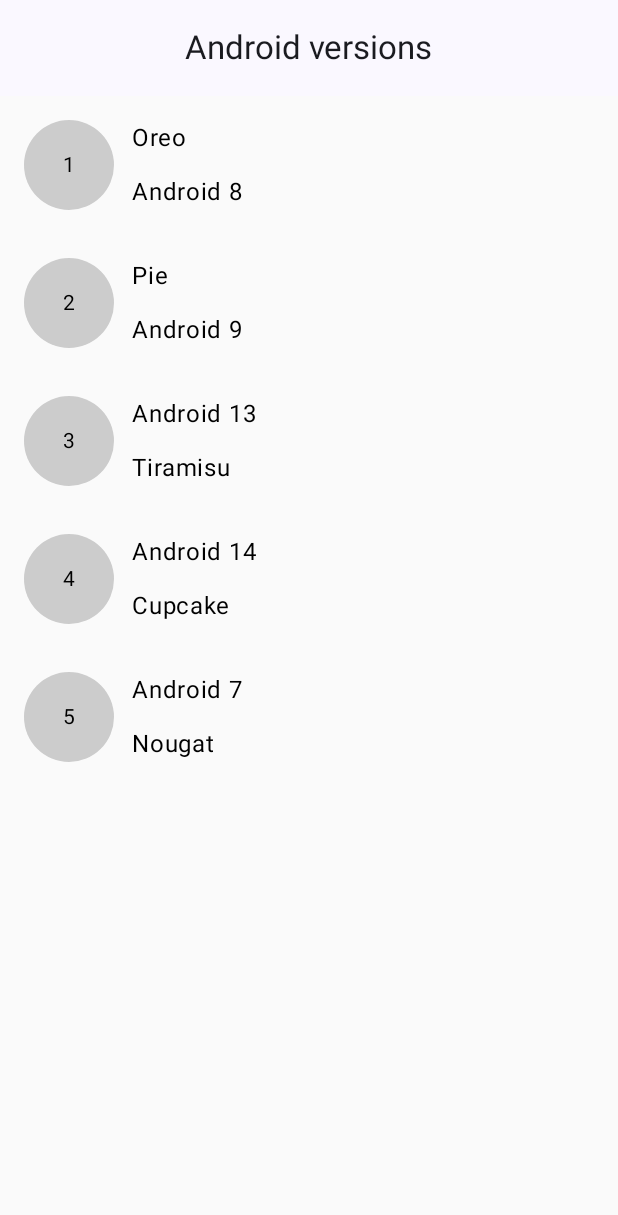
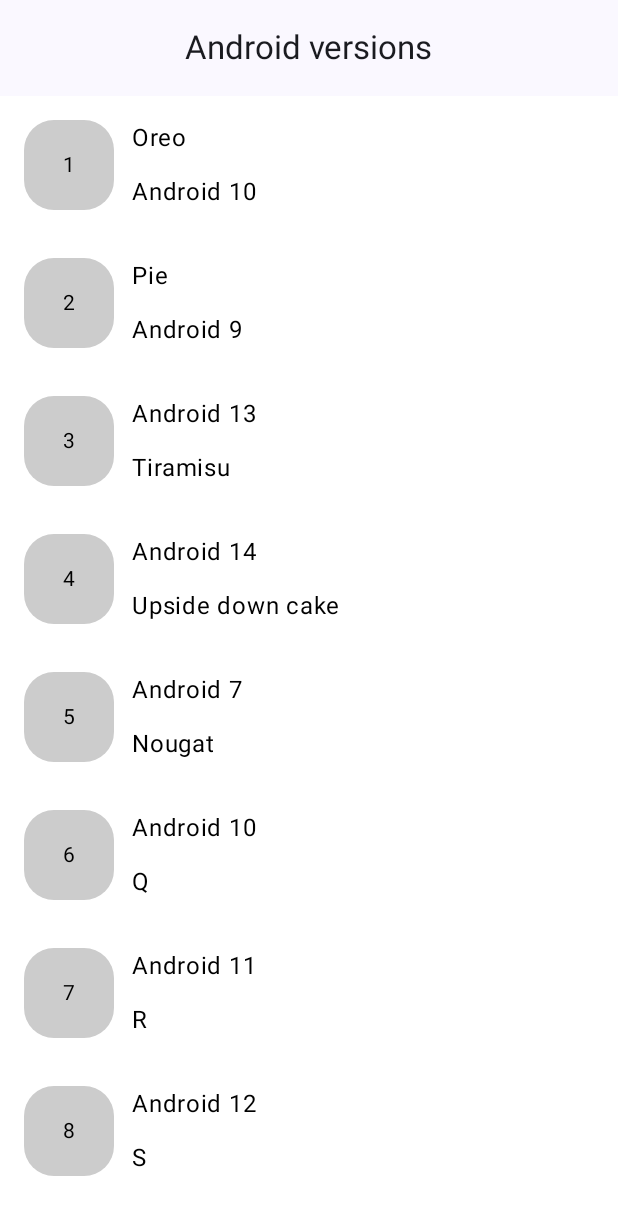
Before and after one commit to DenisGithuku/TestingInCompose, an Android app built with Jetpack Compose: the screen it shows after launch (MainActivity), on a phone screen of 412 x 824 dp. Shown: the top 1215 px of the screen. Run offline under Robolectric (Android 15) with nearby library versions, the phone set to English and light mode, and no system bars; our stand-ins replace Dagger/Hilt's generated code, accompanist.

Commit message:
setup hilt

```diff
--- a/app/src/main/AndroidManifest.xml
+++ b/app/src/main/AndroidManifest.xml
@@ -3,6 +3,7 @@
     xmlns:tools="http://schemas.android.com/tools">
 
     <application
+        android:name=".TestingInComposeApp"
         android:allowBackup="true"
         android:dataExtractionRules="@xml/data_extraction_rules"
         android:fullBackupContent="@xml/backup_rules"
--- a/app/src/main/java/com/githukudenis/testingincompose/AndroidVersionItem.kt
+++ /dev/null
@@ -1,35 +0,0 @@
-package com.githukudenis.testingincompose
-
-data class AndroidVersionItem(
-    val id: Long = 0L,
-    val title: String? = null,
-    val description: String? = null
-)
-
-val androidVersions = listOf(
-    AndroidVersionItem(
-        id = 1,
-        title = "Oreo",
-        description = "Android 8"
-    ),
-    AndroidVersionItem(
-        id = 2,
-        title = "Pie",
-        description = "Android 9"
-    ),
-    AndroidVersionItem(
-        id = 3,
-        title = "Android 13",
-        description = "Tiramisu"
-    ),
-    AndroidVersionItem(
-        id = 4,
-        title = "Android 14",
-        description = "Cupcake"
-    ),
-    AndroidVersionItem(
-        id = 5,
-        title = "Android 7",
-        description = "Nougat"
-    )
-)
--- a/app/src/main/java/com/githukudenis/testingincompose/AppNavigator.kt
+++ b/app/src/main/java/com/githukudenis/testingincompose/AppNavigator.kt
@@ -1,12 +1,13 @@
 package com.githukudenis.testingincompose
 
-import android.util.Log
 import androidx.compose.runtime.Composable
 import androidx.navigation.NavHostController
 import androidx.navigation.NavType
 import androidx.navigation.compose.NavHost
 import androidx.navigation.compose.composable
 import androidx.navigation.navArgument
+import com.githukudenis.testingincompose.views.details.VersionDetails
+import com.githukudenis.testingincompose.views.home.HomeScreen
 
 @Composable
 fun AppNavigator(
@@ -29,12 +30,13 @@ fun AppNavigator(
         }
         composable(
             route = "details/{versionId}",
-            arguments = listOf(navArgument(name = "versionId") {
-                type = NavType.LongType
-            })
-        ) { navBackStackEntry ->
-            val versionId = navBackStackEntry.arguments?.getLong("versionId") ?: return@composable
-            VersionDetails(versionId = versionId)
+            arguments = listOf(
+                navArgument(name = "versionId") {
+                    type = NavType.LongType
+                }
+            )
+        ) {
+            VersionDetails()
         }
     }
 }
--- a/app/src/main/java/com/githukudenis/testingincompose/MainActivity.kt
+++ b/app/src/main/java/com/githukudenis/testingincompose/MainActivity.kt
@@ -16,7 +16,9 @@ import androidx.compose.ui.tooling.preview.Preview
 import androidx.navigation.compose.rememberNavController
 import com.githukudenis.testingincompose.ui.theme.TestingInComposeTheme
 import com.google.accompanist.systemuicontroller.rememberSystemUiController
+import dagger.hilt.android.AndroidEntryPoint
 
+@AndroidEntryPoint
 class MainActivity : ComponentActivity() {
     override fun onCreate(savedInstanceState: Bundle?) {
         super.onCreate(savedInstanceState)
--- a/app/src/main/java/com/githukudenis/testingincompose/HomeScreen.kt
+++ b/app/src/main/java/com/githukudenis/testingincompose/views/home/HomeScreen.kt
@@ -1,5 +1,6 @@
-package com.githukudenis.testingincompose
+package com.githukudenis.testingincompose.views.home
 
+import android.content.res.Configuration
 import androidx.compose.animation.core.EaseIn
 import androidx.compose.animation.core.tween
 import androidx.compose.foundation.ExperimentalFoundationApi
@@ -16,25 +17,25 @@ import androidx.compose.foundation.layout.size
 import androidx.compose.foundation.lazy.LazyColumn
 import androidx.compose.foundation.lazy.items
 import androidx.compose.foundation.shape.CircleShape
+import androidx.compose.foundation.shape.RoundedCornerShape
 import androidx.compose.material3.CenterAlignedTopAppBar
+import androidx.compose.material3.CircularProgressIndicator
 import androidx.compose.material3.ExperimentalMaterial3Api
 import androidx.compose.material3.Text
 import androidx.compose.runtime.Composable
 import androidx.compose.runtime.getValue
-import androidx.compose.runtime.mutableStateOf
-import androidx.compose.runtime.remember
 import androidx.compose.ui.Alignment
 import androidx.compose.ui.Modifier
 import androidx.compose.ui.draw.clip
 import androidx.compose.ui.graphics.Color
 import androidx.compose.ui.semantics.contentDescription
 import androidx.compose.ui.semantics.semantics
-import androidx.compose.ui.semantics.text
 import androidx.compose.ui.text.TextStyle
-import androidx.compose.ui.text.buildAnnotatedString
 import androidx.compose.ui.tooling.preview.Preview
 import androidx.compose.ui.unit.dp
 import androidx.compose.ui.unit.sp
+import androidx.hilt.navigation.compose.hiltViewModel
+import androidx.lifecycle.viewmodel.compose.viewModel
 
 @OptIn(ExperimentalMaterial3Api::class, ExperimentalFoundationApi::class)
 @Composable
@@ -43,11 +44,26 @@ fun HomeScreen(
     onOpenItem: (Long) -> Unit
 ) {
 
+    val homeViewModel: HomeViewModel = hiltViewModel()
+    val state = homeViewModel.state.value
+
+    if (state.isLoading) {
+        Box(
+            modifier = modifier.fillMaxSize(),
+            contentAlignment = Alignment.Center
+        ) {
+            CircularProgressIndicator()
+        }
+        return
+    }
 
     LazyColumn(
-        modifier = modifier.fillMaxSize().semantics {
-            contentDescription = "Version list"
-        },
+        modifier = modifier
+            .fillMaxSize()
+            .background(Color.White)
+            .semantics {
+                contentDescription = "Version list"
+            },
     ) {
         item {
             CenterAlignedTopAppBar(
@@ -59,7 +75,7 @@ fun HomeScreen(
             )
         }
         items(
-            items = androidVersions,
+            items = state.versions,
         ) {
             Row(
                 modifier = modifier
@@ -79,7 +95,7 @@ fun HomeScreen(
             ) {
                 Box(modifier = modifier
                     .size(60.dp)
-                    .clip(CircleShape)
+                    .clip(RoundedCornerShape(20.dp))
                     .background(color = Color.LightGray)
                     .padding(20.dp),
                     contentAlignment = Alignment.Center
@@ -106,7 +122,10 @@ fun HomeScreen(
     }
 }
 
-@Preview(showBackground = true)
+@Preview(showBackground = true,
+    uiMode = Configuration.UI_MODE_NIGHT_NO or Configuration.UI_MODE_TYPE_NORMAL,
+    device = "spec:width=411dp,height=891dp"
+)
 @Composable
 fun HomeScreenPreview() {
     HomeScreen {
--- a/build.gradle
+++ b/build.gradle
@@ -3,4 +3,6 @@ plugins {
     id 'com.android.application' version '8.0.0-beta04' apply false
     id 'com.android.library' version '8.0.0-beta04' apply false
     id 'org.jetbrains.kotlin.android' version '1.7.20' apply false
+    id 'com.google.dagger.hilt.android' version '2.44' apply false
+
 }
```
Also changed, not shown: app/build.gradle (+13 -1 lines), app/src/main/java/com/githukudenis/testingincompose/data/AndroidVersionItem.kt (added, +7 -0 lines), app/src/main/java/com/githukudenis/testingincompose/views/details/VersionDetails.kt (renamed from app/src/main/java/com/githukudenis/testingincompose/VersionDetails.kt, +9 -14 lines), app/src/main/java/com/githukudenis/testingincompose/views/SplashScreen.kt (renamed from app/src/main/java/com/githukudenis/testingincompose/SplashScreen.kt), 2 other files.
